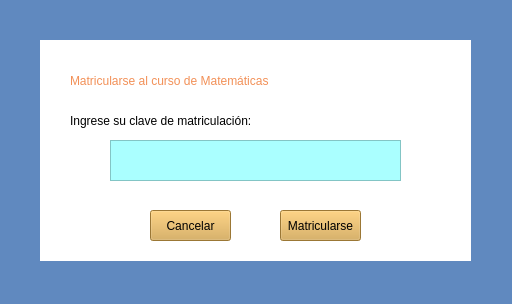
Before: the Qt Designer form AulaVirtual/mtricMate.ui in micaelCZ/AulaVirtual_VersionFinal, drawn with Qt 5.
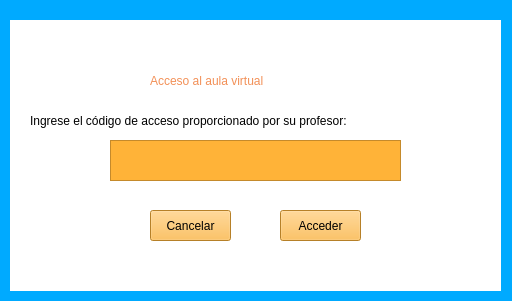
After: the same form once the commit is applied.

```diff
--- a/AulaVirtual/mtricMate.ui
+++ b/AulaVirtual/mtricMate.ui
@@ -7,23 +7,22 @@
     <x>0</x>
     <y>0</y>
     <width>512</width>
-    <height>304</height>
+    <height>301</height>
    </rect>
   </property>
   <property name="windowTitle">
    <string>Form</string>
   </property>
   <property name="styleSheet">
-   <string notr="true">background-color: rgb(96, 137, 191);
-</string>
+   <string notr="true">background-color: rgb(0, 170, 255);</string>
   </property>
   <widget class="QLabel" name="label">
    <property name="geometry">
     <rect>
-     <x>40</x>
-     <y>40</y>
-     <width>431</width>
-     <height>221</height>
+     <x>10</x>
+     <y>20</y>
+     <width>491</width>
+     <height>271</height>
     </rect>
    </property>
    <property name="styleSheet">
@@ -36,9 +35,9 @@
   <widget class="QLabel" name="label_2">
    <property name="geometry">
     <rect>
-     <x>70</x>
+     <x>150</x>
      <y>70</y>
-     <width>371</width>
+     <width>221</width>
      <height>21</height>
     </rect>
    </property>
@@ -49,15 +48,15 @@
 </string>
    </property>
    <property name="text">
-    <string>Matricularse al curso de Matemáticas</string>
+    <string>Acceso al aula virtual</string>
    </property>
   </widget>
   <widget class="QLabel" name="label_3">
    <property name="geometry">
     <rect>
-     <x>70</x>
+     <x>30</x>
      <y>110</y>
-     <width>271</width>
+     <width>461</width>
      <height>21</height>
     </rect>
    </property>
@@ -66,7 +65,7 @@
 font: 700 12pt &quot;Segoe UI&quot;;</string>
    </property>
    <property name="text">
-    <string>Ingrese su clave de matriculación:</string>
+    <string>Ingrese el código de acceso proporcionado por su profesor:</string>
    </property>
   </widget>
   <widget class="QTextEdit" name="codigoMate">
@@ -79,7 +78,7 @@
     </rect>
    </property>
    <property name="styleSheet">
-    <string notr="true">background-color: rgb(170, 255, 255);</string>
+    <string notr="true">background-color: rgb(255, 179, 56);</string>
    </property>
   </widget>
   <widget class="QPushButton" name="botonCancelarMate">
@@ -92,7 +91,7 @@
     </rect>
    </property>
    <property name="styleSheet">
-    <string notr="true">background-color: rgb(217, 167, 74);
+    <string notr="true">background-color: rgb(255, 179, 56);
 font: 700 10pt &quot;Segoe UI&quot;;</string>
    </property>
    <property name="text">
@@ -109,12 +108,12 @@
     </rect>
    </property>
    <property name="styleSheet">
-    <string notr="true">background-color: rgb(217, 167, 74);
-font: 700 10pt &quot;Segoe UI&quot;;
+    <string notr="true">font: 700 10pt &quot;Segoe UI&quot;;
+background-color: rgb(255, 179, 56);
 </string>
    </property>
    <property name="text">
-    <string>Matricularse</string>
+    <string>Acceder</string>
    </property>
   </widget>
  </widget>
```
Left out of the diff: 2 changed lines with no effect on the pictures.
